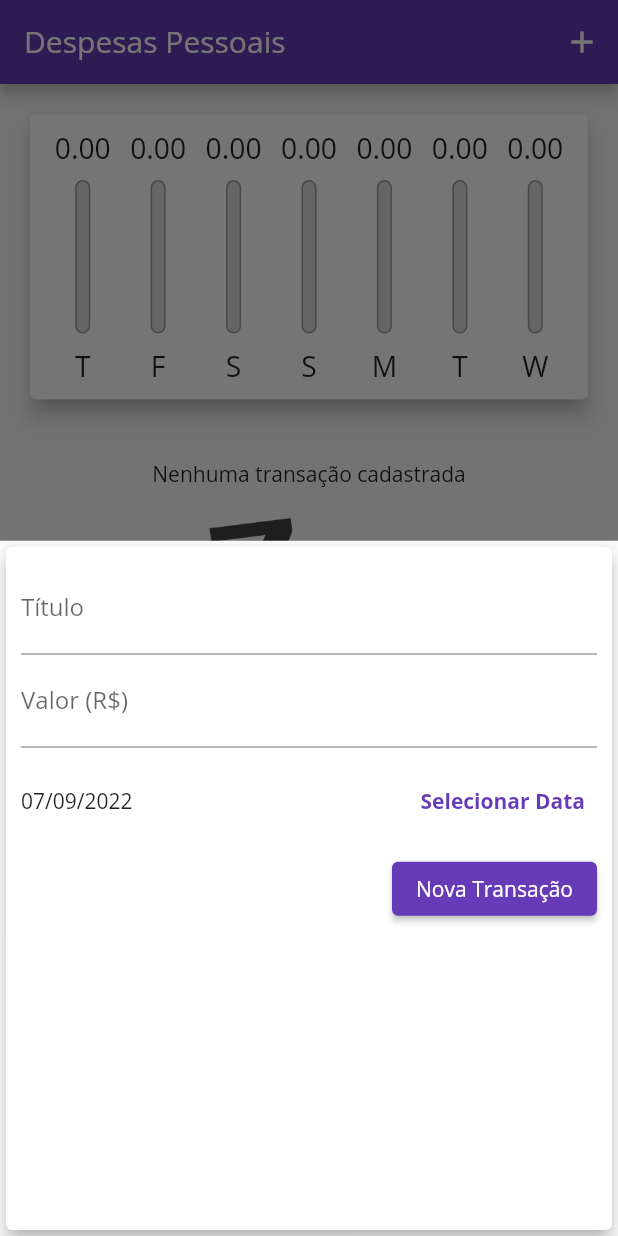
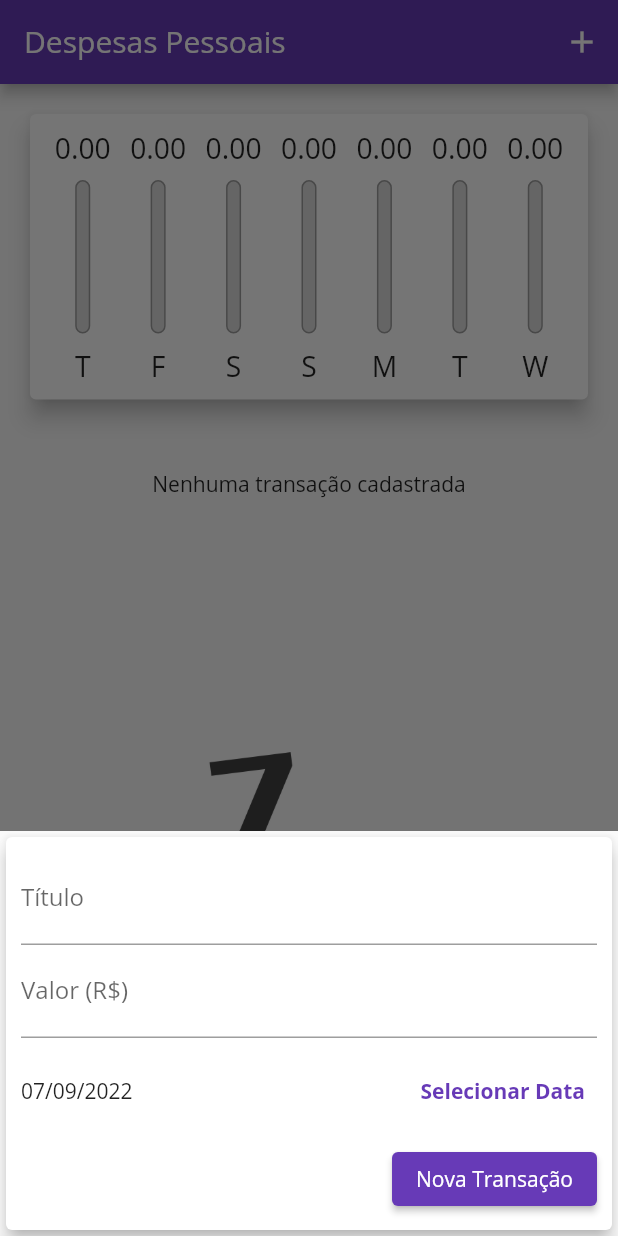
Before and after one commit to beugenio/flutter-expenses, a Flutter app: the screen it shows after launch, after a tap on the "add" icon, on a phone screen of 412 x 824 dp. Run offline on Flutter 3.47's test engine with Material 2 defaults, Android fonts, the phone set to English and light mode, and no system bars.

Commit message:
final das adaptações para responsivo - apenas android

```diff
--- a/lib/components/transaction_form.dart
+++ b/lib/components/transaction_form.dart
@@ -43,10 +43,16 @@ class _TransactionFormState extends State<TransactionForm> {
 
   @override
   Widget build(BuildContext context) {
-    return Card(
+    return SingleChildScrollView(
+      child: Card(
         elevation: 5,
         child: Padding(
-        padding: const EdgeInsets.all(10),
+          padding: EdgeInsets.only(
+            top: 10,
+            left: 10,
+            right: 10,
+            bottom: 10 + MediaQuery.of(context).viewInsets.bottom,
+          ),
           child: Column(children: <Widget>[
             TextField(
               controller: _titleController,
@@ -100,6 +106,7 @@ class _TransactionFormState extends State<TransactionForm> {
             ),
           ]),
         ),
+      ),
     );
   }
 }
--- a/lib/components/transaction_list.dart
+++ b/lib/components/transaction_list.dart
@@ -15,13 +15,16 @@ class TransactionList extends StatelessWidget {
         ? LayoutBuilder(builder: (ctx, constraints) {
             return Column(
               children: <Widget>[
-                SizedBox(height: 20),
-                Text(
-                  'Nenhuma transação cadastrada',
+                SizedBox(height: constraints.maxHeight * 0.05),
+                Container(
+                  height: constraints.minHeight * 0.3,
+                  child: Text(
+                    'Nenhuma transação cadastrada',
+                  ),
                 ),
                 Container(
                   height: constraints.maxHeight * 0.6,
-                  margin: EdgeInsets.only(top: 20),
+                  margin: EdgeInsets.only(top: constraints.maxHeight * 0.05),
                   child: Image.asset(
                     'assets/images/waiting.png',
                     fit: BoxFit.cover,
@@ -59,11 +62,18 @@ class TransactionList extends StatelessWidget {
                   subtitle: Text(
                     DateFormat('d MMM y').format(tr.date),
                   ),
-                  trailing: IconButton(
-                    icon: Icon(Icons.delete),
-                    onPressed: () => onRemove(tr.id),
-                    color: Theme.of(context).errorColor,
-                  ),
+                  trailing: MediaQuery.of(context).size.width > 400
+                      ? TextButton.icon(
+                          onPressed: () => onRemove(tr.id),
+                          label: Text('Excluir'),
+                          icon: Icon(Icons.delete),
+                          style: TextButton.styleFrom(
+                              primary: Theme.of(context).errorColor))
+                      : IconButton(
+                          icon: Icon(Icons.delete),
+                          onPressed: () => onRemove(tr.id),
+                          color: Theme.of(context).errorColor,
+                        ),
                 ),
               );
             });
--- a/lib/main.dart
+++ b/lib/main.dart
@@ -89,6 +89,14 @@ class _MyHomePageState extends State<MyHomePage> {
         ),
       ),
       actions: <Widget>[
+        if (isLandscape)
+          IconButton(
+              icon: Icon(_showChart ? Icons.list : Icons.show_chart),
+              onPressed: () {
+                setState(() {
+                  _showChart = !_showChart;
+                });
+              }),
         IconButton(
           icon: Icon(Icons.add),
           onPressed: () => _openTransactionFormModal(context),
@@ -105,24 +113,24 @@ class _MyHomePageState extends State<MyHomePage> {
         child: Column(
           crossAxisAlignment: CrossAxisAlignment.stretch,
           children: <Widget>[
-            if (isLandscape)
-              Row(
-                mainAxisAlignment: MainAxisAlignment.center,
-                children: [
-                  Text('Exibir Gráfico'),
-                  Switch(
-                    value: _showChart,
-                    onChanged: (value) {
-                      setState(() {
-                        _showChart = value;
-                      });
-                    },
-                  ),
-                ],
-              ),
+            // if (isLandscape)
+            //   Row(
+            //     mainAxisAlignment: MainAxisAlignment.center,
+            //     children: [
+            //       Text('Exibir Gráfico'),
+            //       Switch(
+            //         value: _showChart,
+            //         onChanged: (value) {
+            //           setState(() {
+            //             _showChart = value;
+            //           });
+            //         },
+            //       ),
+            //     ],
+            //   ),
             if (_showChart || !isLandscape)
               Container(
-                  height: avaliableHeight * 0.3,
+                  height: avaliableHeight * (isLandscape ? 0.7 : 0.3),
                   child: Chart(_recentTransactions)),
             if (!_showChart || !isLandscape)
               Container(
```
Lines whose indentation alone changed are shown as unchanged.
